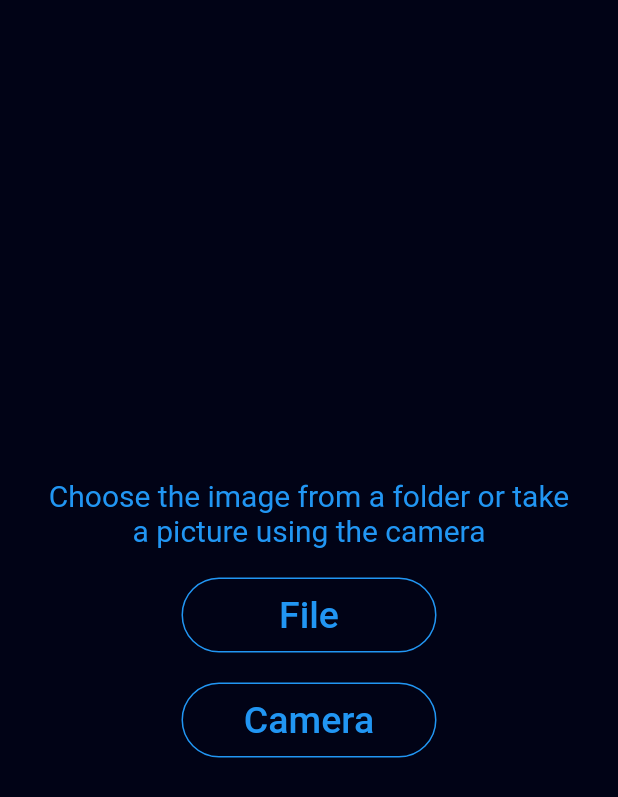
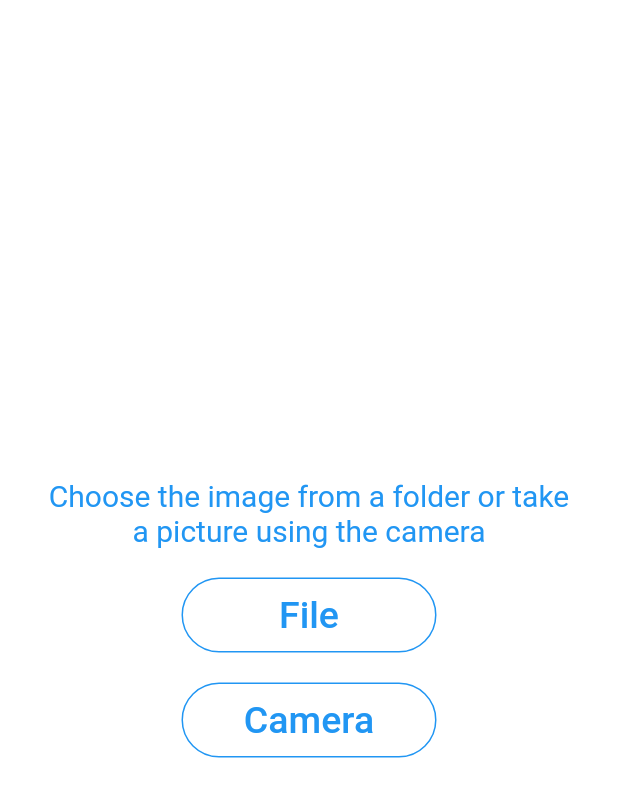
Before and after one commit to MuleHakim/geez-number-classifier, a Flutter app: the screen it shows after launch, after a tap on "start", on a phone screen of 412 x 824 dp. Shown: the top 797 px of the screen. Run offline on Flutter 3.47's test engine with Material 2 defaults, Android fonts, the phone set to English and light mode, and no system bars; our stand-ins replace dio, image_picker, typewritertext; project files that could hold a hidden picture were left out.

Commit message:
home updated

```diff
--- a/frontend_flutter/geez_characters/lib/pages/home.dart
+++ b/frontend_flutter/geez_characters/lib/pages/home.dart
@@ -119,7 +119,7 @@ class HomePageState extends State<HomePage> {
       body: Container(
         width: double.infinity,
         decoration: const BoxDecoration(
-          color: const Color.fromARGB(255, 1, 3, 22),
+          color: const Color.fromARGB(255,255,255,255),
         ),
         child: Column(
           mainAxisAlignment: image == null
@@ -265,7 +265,8 @@ class HomePageState extends State<HomePage> {
                 number,
                 style: TextStyle(
                     color: Colors.blue, fontSize: number.length <= 2 ? 60 : 25),
-              ),
+              textAlign: TextAlign.center, ),
+
             ),
             Container(
               width: 250,
--- a/frontend_flutter/geez_characters/lib/pages/splash_screen.dart
+++ b/frontend_flutter/geez_characters/lib/pages/splash_screen.dart
@@ -15,7 +15,7 @@ class _SplashScreenState extends State<SplashScreen> {
   @override
   Widget build(BuildContext context) {
     return Container(
-      color: const Color.fromARGB(255, 1, 3, 22),
+      color: const Color.fromARGB(255, 255, 255, 255),
       child: Column(
         mainAxisAlignment: MainAxisAlignment.spaceBetween,
         children: [
@@ -36,7 +36,7 @@ class _SplashScreenState extends State<SplashScreen> {
                 MediaQuery.of(context).orientation.name == "portrait" ? 75 : 50,
             child: const TypeWriterText(
               text: Text(
-                "This application can detect some geez numbers. It can recognize digits from 0 - 9. Just give it an image containing the numbers, and it can detect that. Remeber to give it an image that has the number lying in the center.",
+                "This application can detect some geez numbers. It can recognize digits from 0 - 9. Just give it an image containing the numbers, and it can detect that. Remember to give it an image that has the number lying in the center.",
                 style: TextStyle(
                     decoration: TextDecoration.none,
                     fontSize: 15,
```
Also changed, not shown: backend_django/numbers/geez/one.jpeg (deleted), frontend_flutter/geez_characters/pubspec.lock, 3 other files.
